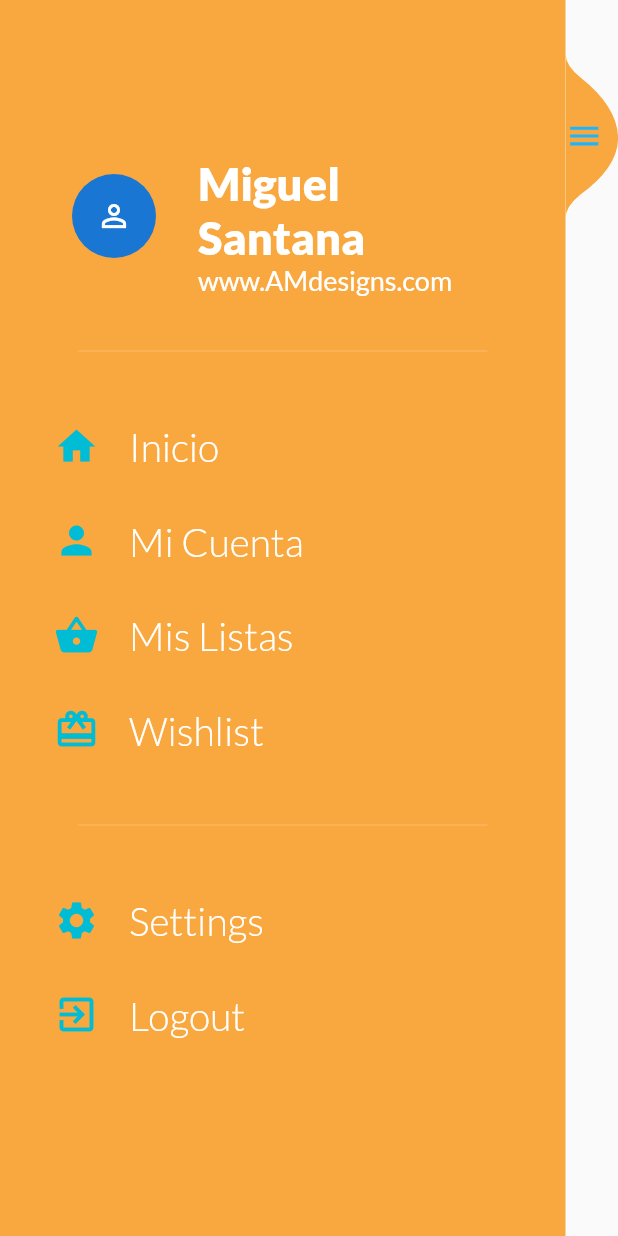
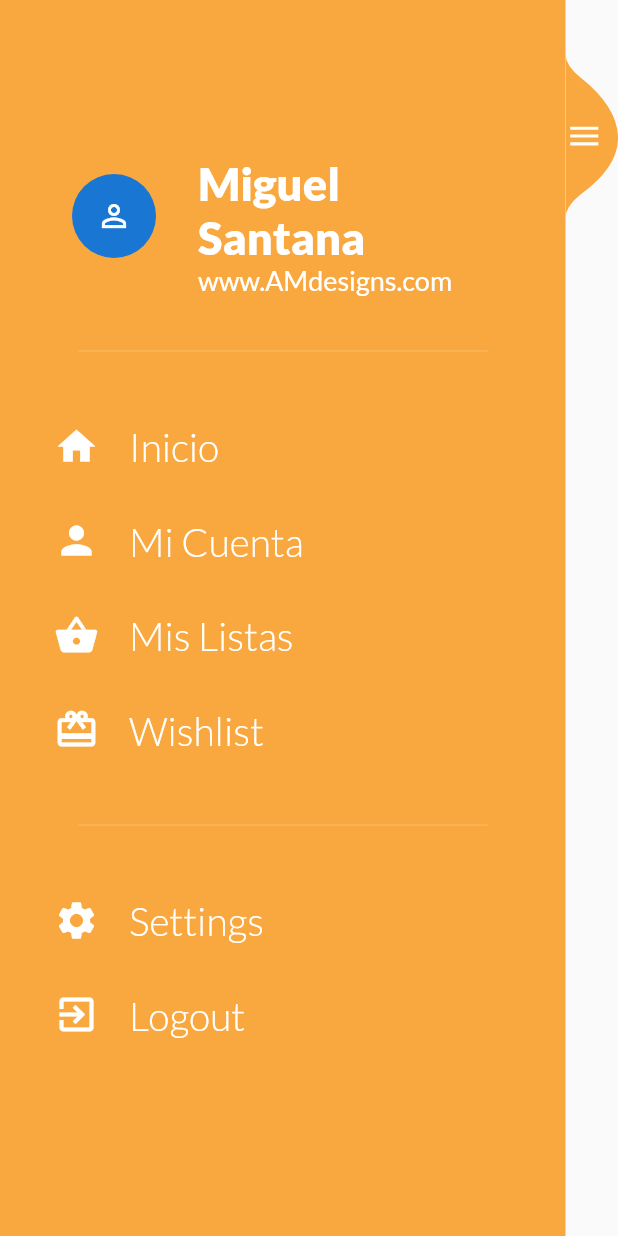
Before and after one commit to amatosolivo/m3, a Flutter app: the SideBar widget shown alone on an empty page, opened directly, on a phone screen of 412 x 824 dp. Run offline on Flutter 3.47's test engine with Material 2 defaults, Android fonts, the phone set to English and light mode, and no system bars; our stand-ins replace bloc, dartz, equatable, flutter_bloc, font_awesome_flutter, google_fonts and 1 more.

Commit message:
2nd modification sidebar

```diff
--- a/plataforma/frontend/super_app/lib/sideBar/menu_item.dart
+++ b/plataforma/frontend/super_app/lib/sideBar/menu_item.dart
@@ -5,7 +5,8 @@ class MenuItem extends StatelessWidget {
   final String title;
   final Function onTap;
 
-  const MenuItem({Key key, this.icon, this.title, this.onTap}) : super(key: key);
+  const MenuItem({Key key, this.icon, this.title, this.onTap})
+      : super(key: key);
 
   @override
   Widget build(BuildContext context) {
@@ -17,7 +18,7 @@ class MenuItem extends StatelessWidget {
           children: <Widget>[
             Icon(
               icon,
-              color: Colors.cyan,
+              color: Colors.white,
               size: 30,
             ),
             SizedBox(
@@ -25,7 +26,10 @@ class MenuItem extends StatelessWidget {
             ),
             Text(
               title,
-              style: TextStyle(fontWeight: FontWeight.w300, fontSize: 26, color: Colors.white),
+              style: TextStyle(
+                  fontWeight: FontWeight.w300,
+                  fontSize: 26,
+                  color: Colors.white),
             )
           ],
         ),
--- a/plataforma/frontend/super_app/lib/sideBar/sidebar.dart
+++ b/plataforma/frontend/super_app/lib/sideBar/sidebar.dart
@@ -180,7 +180,7 @@ class _SideBarState extends State<SideBar>
                       child: AnimatedIcon(
                         progress: _animationController.view,
                         icon: AnimatedIcons.menu_close,
-                        color: Color(0xFF1BB5FD),
+                        color: Color(0xFFFFFFFF),
                         size: 25,
                       ),
                     ),
```
